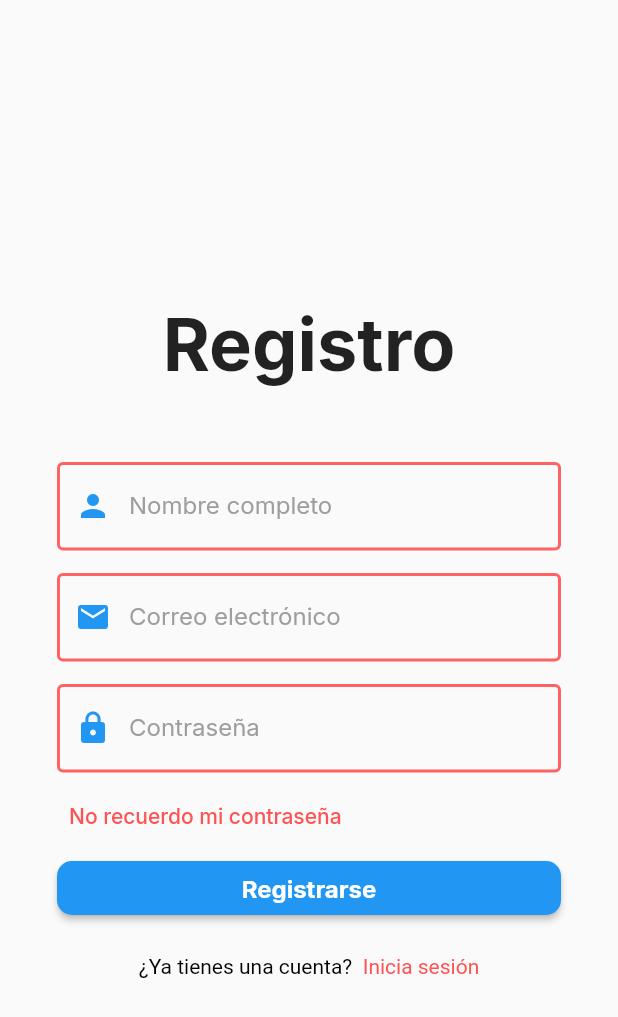
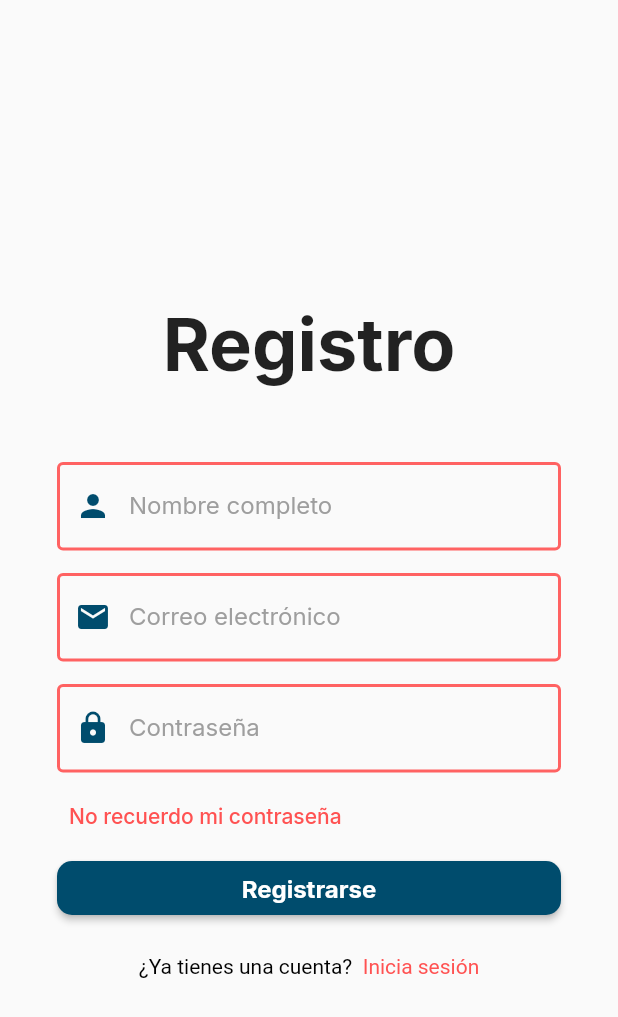
Before and after one commit to sergiogm8/Excursiona, a Flutter app: the RegisterScreen screen opened directly, on a phone screen of 412 x 824 dp. Shown: the top 1017 px of the screen. Run offline on Flutter 3.47's test engine with Material 2 defaults, Android fonts, the phone set to English and light mode, and no system bars; our stand-ins replace cloud_firestore, firebase_auth, firebase_core, geolocator, google_fonts, google_maps_flutter and 3 more; accounts and stored records are empty.

Commit message:
Added more custom colors

```diff
--- a/lib/shared/constants.dart
+++ b/lib/shared/constants.dart
@@ -1,8 +1,11 @@
 import 'package:flutter/material.dart';
 
 class Constants {
-  static const Color primaryColor = Color(0xFFFF6262);
+  static const Color indigoDye = Color.fromRGBO(0, 76, 109, 1);
+  static const Color lapisLazuli = Color.fromRGBO(5, 102, 141, 1);
+  static const Color steelBlue = Color.fromARGB(255, 75, 137, 182);
   static const Color secondaryColor = Color(0xFFB44444);
+
   static const Color lightChatColor = Color.fromARGB(255, 255, 210, 210);
   static const Color darkGrey = Color(0xFF757575);
   static const Color lightGrey = Color(0xFFE0E0E0);
```
